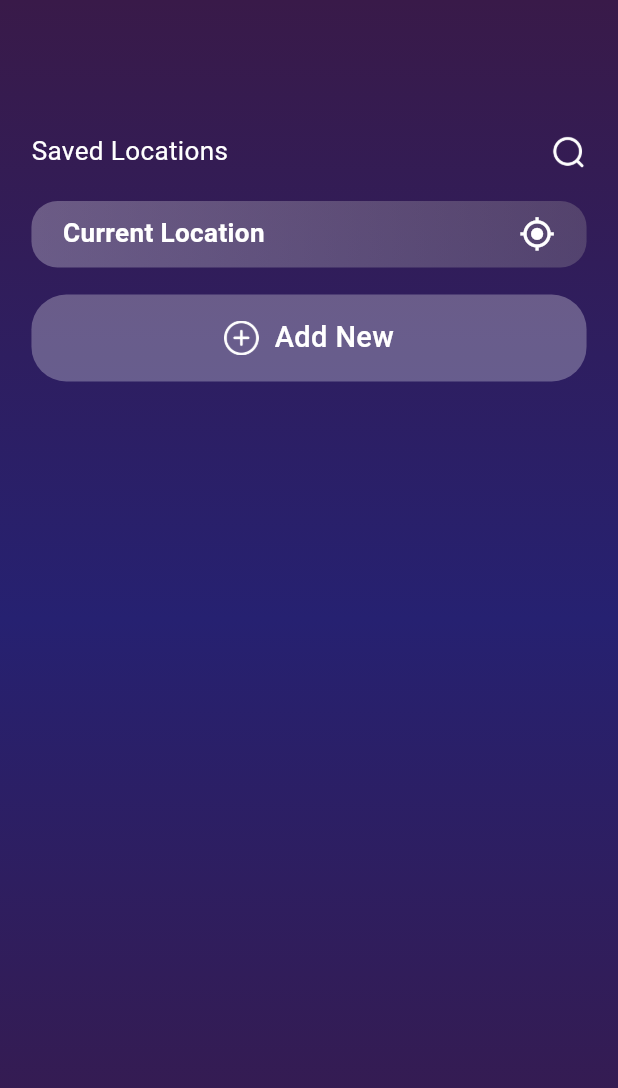
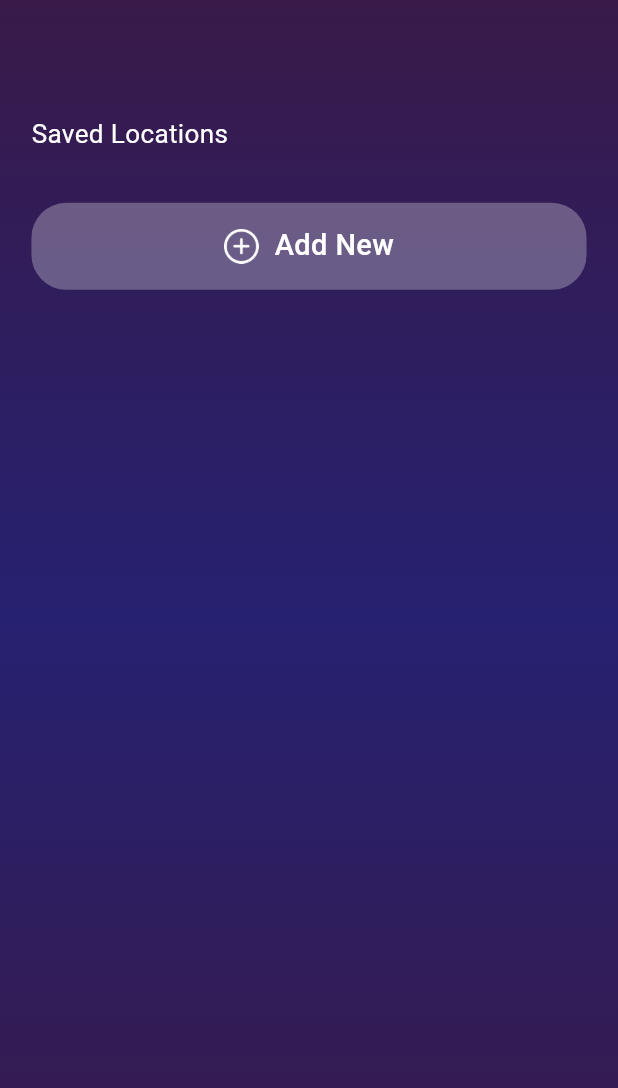
Before and after one commit to AbdealiRavat/weather-forecast, a Flutter app: the SavedLocationsScreen screen opened directly, on a phone screen of 412 x 824 dp. Shown: the top 1088 px of the screen. Run offline on Flutter 3.47's test engine with Material 2 defaults, Android fonts, the phone set to English and light mode, and no system bars; our stand-ins replace flutter_screenutil, geocoding, geolocator, get, lottie, syncfusion_flutter_gauges.

Commit message:
minor bugs resolved

```diff
--- a/lib/components/search_text_field.dart
+++ b/lib/components/search_text_field.dart
@@ -24,7 +24,7 @@ class SearchTextField extends StatelessWidget {
               controller: controller,
               maxLines: 1,
               inputFormatters: [
-                FilteringTextInputFormatter.allow(RegExp('[a-zA-Z]')),
+                FilteringTextInputFormatter.allow(RegExp('[a-zA-Z ]')),
               ],
               cursorColor: Colors.grey.shade800,
               style: TextStyle(color: Colors.grey.shade800, fontWeight: FontWeight.w600, fontSize: 18.sp),
--- a/lib/screens/saved_locations_screen.dart
+++ b/lib/screens/saved_locations_screen.dart
@@ -5,6 +5,7 @@ import 'package:weather_app/screens/home_screen.dart';
 import 'package:weather_app/screens/location_list_screen.dart';
 
 import '../components/location_list_title.dart';
+import '../components/toast.dart';
 import '../controller/location_list_controller.dart';
 
 class SavedLocationsScreen extends StatefulWidget {
@@ -33,36 +34,36 @@ class _SavedLocationsScreenState extends State<SavedLocationsScreen> {
           padding: EdgeInsets.fromLTRB(20.w, 50.h, 20.w, 10.h),
           children: [
             _myAppBar(),
-            InkWell(
-              onTap: () {
-                Get.to(() => HomeScreen());
-              },
-              child: Container(
-                margin: EdgeInsets.symmetric(
-                  vertical: 8.w,
-                ),
-                padding: EdgeInsets.symmetric(horizontal: 20.w, vertical: 10.h),
-                decoration: BoxDecoration(
-                    gradient: LinearGradient(
-                      colors: [Colors.white.withOpacity(0.28), const Color(0xffaaa5a5).withOpacity(0.28)],
-                    ),
-                    borderRadius: BorderRadius.circular(18.r)),
-                child: Row(
-                  mainAxisAlignment: MainAxisAlignment.spaceBetween,
-                  children: [
-                    Text(
-                      'Current Location',
-                      style: TextStyle(color: Colors.white, fontWeight: FontWeight.w700, fontSize: 18.sp),
-                    ),
-                    Icon(
-                      Icons.gps_fixed,
-                      color: Colors.white,
-                      size: 25.h,
-                    )
-                  ],
-                ),
-              ),
-            ),
+            // InkWell(
+            //   onTap: () {
+            //     Get.to(() => HomeScreen());
+            //   },
+            //   child: Container(
+            //     margin: EdgeInsets.symmetric(
+            //       vertical: 8.w,
+            //     ),
+            //     padding: EdgeInsets.symmetric(horizontal: 20.w, vertical: 10.h),
+            //     decoration: BoxDecoration(
+            //         gradient: LinearGradient(
+            //           colors: [Colors.white.withOpacity(0.28), const Color(0xffaaa5a5).withOpacity(0.28)],
+            //         ),
+            //         borderRadius: BorderRadius.circular(18.r)),
+            //     child: Row(
+            //       mainAxisAlignment: MainAxisAlignment.spaceBetween,
+            //       children: [
+            //         Text(
+            //           'Current Location',
+            //           style: TextStyle(color: Colors.white, fontWeight: FontWeight.w700, fontSize: 18.sp),
+            //         ),
+            //         Icon(
+            //           Icons.gps_fixed,
+            //           color: Colors.white,
+            //           size: 25.h,
+            //         )
+            //       ],
+            //     ),
+            //   ),
+            // ),
             ListView.builder(
                 shrinkWrap: true,
                 itemCount: locationListController.locationList.length + 1,
@@ -75,6 +76,7 @@ class _SavedLocationsScreenState extends State<SavedLocationsScreen> {
                       ? addNewButton()
                       : LocationListTile(
                           icon: locationListController.locationIcon[index].toString(),
+                          index: index,
                           onTap: () {
                             Navigator.pushReplacement(
                                 context,
@@ -82,6 +84,19 @@ class _SavedLocationsScreenState extends State<SavedLocationsScreen> {
                                     builder: (context) => HomeScreen(
                                           cityName: locationListController.locationList[index],
                                         )));
+                          },
+                          onLongPress: () {
+                            if (index != 0) {
+                              // locationListController.locationList.removeAt(index);
+                              // locationListController.locationWeather.removeAt(index);
+                              // locationListController.locationTemp.removeAt(index);
+                              // locationListController.locationIcon.removeAt(index);
+                              // locationListController.locationHumidty.removeAt(index);
+                              // locationListController.locationWind.removeAt(index);
+                              // setState(() {});
+                            } else {
+                              ScaffoldMessenger.of(context).showSnackBar(Toast('Current Location'));
+                            }
                           },
                           cityName: locationListController.locationList[index].toString(),
                           weather: locationListController.locationWeather[index].toString(),
@@ -101,25 +116,9 @@ Widget _myAppBar() {
     margin: EdgeInsets.only(top: 30.h),
     // color: Colors.red.shade200,
     height: 50.h,
-    child: Row(
-      mainAxisAlignment: MainAxisAlignment.spaceBetween,
-      children: [
-        Row(
-          children: [
-            Text(
-              'Saved Locations',
-              style: TextStyle(color: Colors.white, fontSize: 18.sp),
-            ),
-          ],
-        ),
-        InkWell(
-          child: Image.asset(
-            'assets/search.png',
-            height: 25.h,
-            color: Colors.white,
-          ),
-        ),
-      ],
+    child: Text(
+      'Saved Locations',
+      style: TextStyle(color: Colors.white, fontSize: 18.sp),
     ),
   );
 }
```
Also changed, not shown: lib/components/location_list_title.dart (+22 -3 lines), lib/screens/home_screen.dart (+7 -6 lines).
